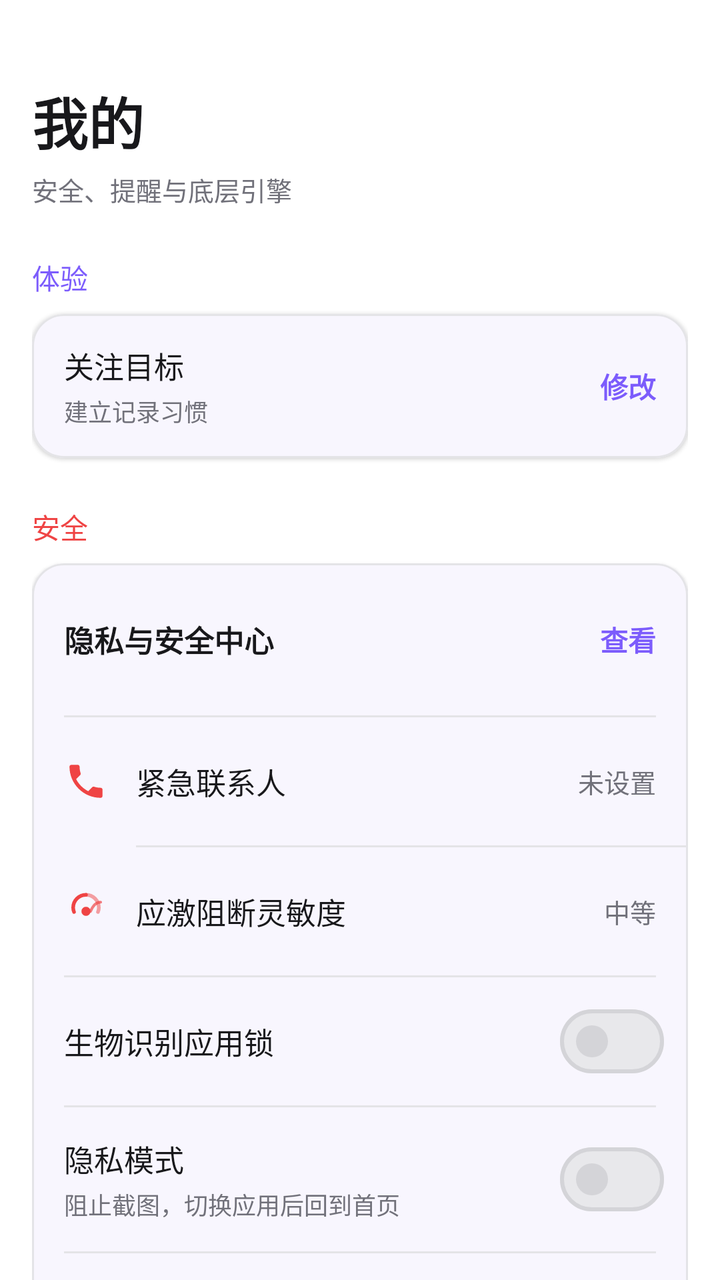
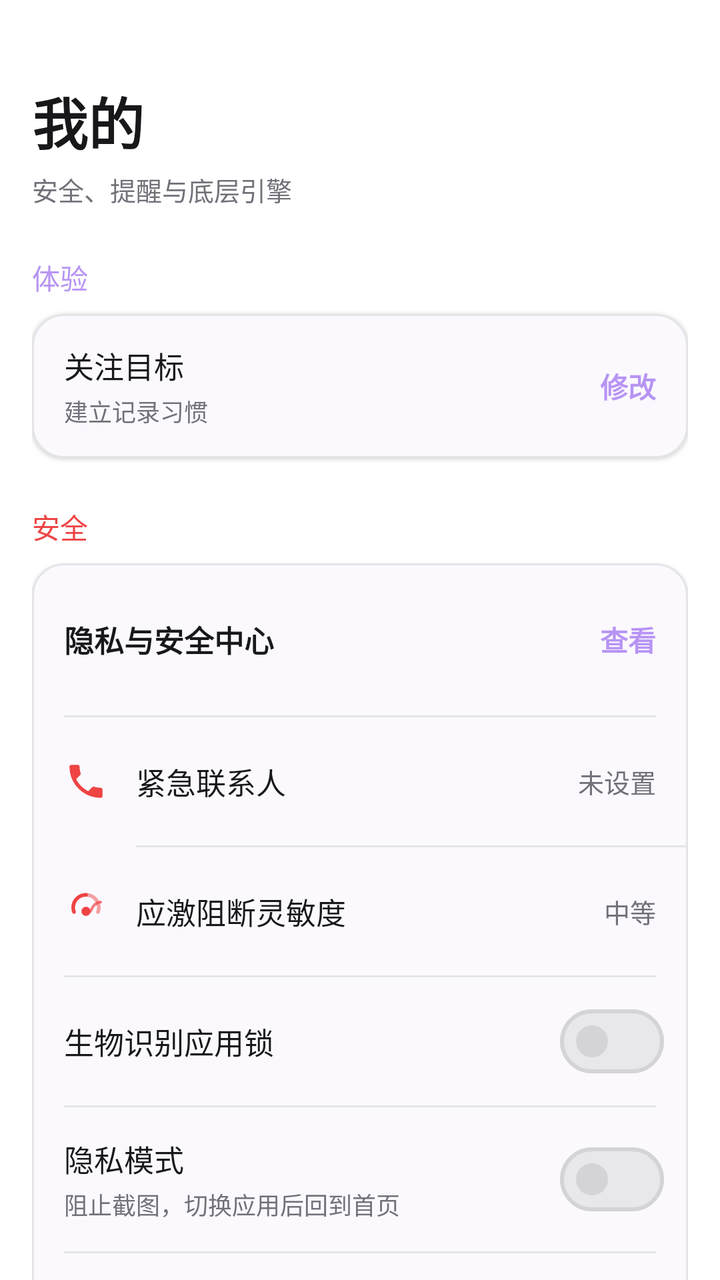

The first picture is an Android layout as it rendered before a commit; the second is the same layout after the commit. The layout source and the unified diff follow.
<!-- AndroidManifest.xml: application theme Theme.EmoScope -->
<!-- res/layout/fragment_settings.xml -->
<?xml version="1.0" encoding="utf-8"?>
<androidx.core.widget.NestedScrollView xmlns:android="http://schemas.android.com/apk/res/android"
    xmlns:app="http://schemas.android.com/apk/res-auto"
    android:layout_width="match_parent"
    android:layout_height="match_parent"
    android:background="?attr/colorSurfaceContainerLowest"
    android:clipToPadding="false"
    android:paddingStart="16dp"
    android:paddingTop="40dp"
    android:paddingEnd="16dp"
    android:paddingBottom="28dp"
    android:scrollbars="none">

    <LinearLayout
        android:layout_width="match_parent"
        android:layout_height="wrap_content"
        android:orientation="vertical">

        <TextView
            android:layout_width="match_parent"
            android:layout_height="wrap_content"
            android:text="我的"
            android:textColor="?attr/colorOnSurface"
            android:textSize="28sp"
            android:textStyle="bold" />

        <TextView
            android:layout_width="match_parent"
            android:layout_height="wrap_content"
            android:layout_marginTop="4dp"
            android:text="安全、提醒与底层引擎"
            android:textColor="?attr/colorOnSurfaceVariant"
            android:textSize="13sp" />

        <TextView
            style="@style/TextAppearance.Material3.LabelLarge"
            android:layout_width="wrap_content"
            android:layout_height="wrap_content"
            android:layout_marginTop="24dp"
            android:text="体验"
            android:textColor="?attr/colorPrimary" />

        <com.google.android.material.card.MaterialCardView
            android:id="@+id/btnFocusGoal"
            android:layout_width="match_parent"
            android:layout_height="wrap_content"
            android:layout_marginTop="8dp"
            android:clickable="true"
            android:focusable="true"
            android:foreground="?attr/selectableItemBackground"
            app:cardBackgroundColor="?attr/colorSurface"
            app:cardElevation="1dp"
            app:shapeAppearance="?attr/shapeAppearanceLargeComponent"
            app:strokeColor="?attr/colorOutlineVariant"
            app:strokeWidth="1dp">

            <LinearLayout
                android:layout_width="match_parent"
                android:layout_height="72dp"
                android:gravity="center_vertical"
                android:orientation="horizontal"
                android:paddingStart="16dp"
                android:paddingEnd="16dp">

                <LinearLayout
                    android:layout_width="0dp"
                    android:layout_height="wrap_content"
                    android:layout_weight="1"
                    android:orientation="vertical">

                    <TextView
                        android:layout_width="wrap_content"
                        android:layout_height="wrap_content"
                        android:text="关注目标"
                        android:textColor="?attr/colorOnSurface"
                        android:textSize="15sp" />

                    <TextView
                        android:id="@+id/tvCurrentGoal"
                        android:layout_width="wrap_content"
                        android:layout_height="wrap_content"
                        android:layout_marginTop="3dp"
                        android:text="建立记录习惯"
                        android:textColor="?attr/colorOnSurfaceVariant"
                        android:textSize="12sp" />
                </LinearLayout>

                <TextView
                    android:layout_width="wrap_content"
                    android:layout_height="wrap_content"
                    android:text="修改"
                    android:textColor="?attr/colorPrimary"
                    android:textSize="14sp"
                    android:textStyle="bold" />
            </LinearLayout>
        </com.google.android.material.card.MaterialCardView>

        <TextView
            style="@style/TextAppearance.Material3.LabelLarge"
            android:layout_width="wrap_content"
            android:layout_height="wrap_content"
            android:layout_marginTop="24dp"
            android:text="安全"
            android:textColor="?attr/colorError" />

        <com.google.android.material.card.MaterialCardView
            android:layout_width="match_parent"
            android:layout_height="wrap_content"
            android:layout_marginTop="8dp"
            app:cardBackgroundColor="?attr/colorSurface"
            app:cardElevation="1dp"
            app:shapeAppearance="?attr/shapeAppearanceLargeComponent"
            app:strokeColor="?attr/colorOutlineVariant"
            app:strokeWidth="1dp">

            <LinearLayout
                android:layout_width="match_parent"
                android:layout_height="wrap_content"
                android:orientation="vertical">

                <LinearLayout
                    android:id="@+id/btnPrivacyCenter"
                    android:layout_width="match_parent"
                    android:layout_height="76dp"
                    android:clickable="true"
                    android:focusable="true"
                    android:foreground="?attr/selectableItemBackground"
                    android:gravity="center_vertical"
                    android:orientation="horizontal"
                    android:paddingStart="16dp"
                    android:paddingEnd="16dp">

                    <TextView
                        android:layout_width="0dp"
                        android:layout_height="wrap_content"
                        android:layout_weight="1"
                        android:text="隐私与安全中心"
                        android:textColor="?attr/colorOnSurface"
                        android:textSize="15sp"
                        android:textStyle="bold" />

                    <TextView
                        android:layout_width="wrap_content"
                        android:layout_height="wrap_content"
                        android:text="查看"
                        android:textColor="?attr/colorPrimary"
                        android:textSize="14sp"
                        android:textStyle="bold" />
                </LinearLayout>

                <View
                    android:layout_width="match_parent"
                    android:layout_height="1dp"
                    android:layout_marginHorizontal="16dp"
                    android:background="?attr/colorOutlineVariant" />

                <LinearLayout
                    android:id="@+id/btnSetContact"
                    android:layout_width="match_parent"
                    android:layout_height="64dp"
                    android:clickable="true"
                    android:focusable="true"
                    android:foreground="?attr/selectableItemBackground"
                    android:gravity="center_vertical"
                    android:orientation="horizontal"
                    android:paddingStart="16dp"
                    android:paddingEnd="16dp">

                    <ImageView
                        android:layout_width="22dp"
                        android:layout_height="22dp"
                        android:contentDescription="紧急联系人"
                        android:src="@drawable/ic_phone"
                        android:tint="?attr/colorError" />

                    <TextView
                        android:layout_width="0dp"
                        android:layout_height="wrap_content"
                        android:layout_marginStart="14dp"
                        android:layout_weight="1"
                        android:text="紧急联系人"
                        android:textColor="?attr/colorOnSurface"
                        android:textSize="15sp" />

                    <TextView
                        android:id="@+id/tvCurrentContact"
                        android:layout_width="wrap_content"
                        android:layout_height="wrap_content"
                        android:ellipsize="middle"
                        android:maxWidth="130dp"
                        android:singleLine="true"
                        android:text="未设置"
                        android:textColor="?attr/colorOnSurfaceVariant"
                        android:textSize="13sp" />
                </LinearLayout>

                <View
                    android:layout_width="match_parent"
                    android:layout_height="1dp"
                    android:layout_marginStart="52dp"
                    android:background="?attr/colorOutlineVariant" />

                <LinearLayout
                    android:id="@+id/btnSetSensitivity"
                    android:layout_width="match_parent"
                    android:layout_height="64dp"
                    android:clickable="true"
                    android:focusable="true"
                    android:foreground="?attr/selectableItemBackground"
                    android:gravity="center_vertical"
                    android:orientation="horizontal"
                    android:paddingStart="16dp"
                    android:paddingEnd="16dp">

                    <ImageView
                        android:layout_width="22dp"
                        android:layout_height="22dp"
                        android:contentDescription="应激阻断灵敏度"
                        android:src="@drawable/ic_notification"
                        android:tint="?attr/colorError" />

                    <TextView
                        android:layout_width="0dp"
                        android:layout_height="wrap_content"
                        android:layout_marginStart="14dp"
                        android:layout_weight="1"
                        android:text="应激阻断灵敏度"
                        android:textColor="?attr/colorOnSurface"
                        android:textSize="15sp" />

                    <TextView
                        android:id="@+id/tvCurrentSensitivity"
                        android:layout_width="wrap_content"
                        android:layout_height="wrap_content"
                        android:text="中等"
                        android:textColor="?attr/colorOnSurfaceVariant"
                        android:textSize="13sp" />
                </LinearLayout>

                <View
                    android:layout_width="match_parent"
                    android:layout_height="1dp"
                    android:layout_marginStart="16dp"
                    android:layout_marginEnd="16dp"
                    android:background="?attr/colorOutlineVariant" />

                <LinearLayout
                    android:layout_width="match_parent"
                    android:layout_height="64dp"
                    android:gravity="center_vertical"
                    android:orientation="horizontal"
                    android:paddingStart="16dp"
                    android:paddingEnd="12dp">

                    <TextView
                        android:layout_width="0dp"
                        android:layout_height="wrap_content"
                        android:layout_weight="1"
                        android:text="生物识别应用锁"
                        android:textColor="?attr/colorOnSurface"
                        android:textSize="15sp" />

                    <com.google.android.material.materialswitch.MaterialSwitch
                        android:id="@+id/switchBiometric"
                        android:layout_width="wrap_content"
                        android:layout_height="wrap_content" />
                </LinearLayout>

                <View
                    android:layout_width="match_parent"
                    android:layout_height="1dp"
                    android:layout_marginHorizontal="16dp"
                    android:background="?attr/colorOutlineVariant" />

                <LinearLayout
                    android:layout_width="match_parent"
                    android:layout_height="72dp"
                    android:gravity="center_vertical"
                    android:orientation="horizontal"
                    android:paddingStart="16dp"
                    android:paddingEnd="12dp">

                    <LinearLayout
                        android:layout_width="0dp"
                        android:layout_height="wrap_content"
                        android:layout_weight="1"
                        android:orientation="vertical">

                        <TextView
                            android:layout_width="wrap_content"
                            android:layout_height="wrap_content"
                            android:text="隐私模式"
                            android:textColor="?attr/colorOnSurface"
                            android:textSize="15sp" />

                        <TextView
                            android:layout_width="wrap_content"
                            android:layout_height="wrap_content"
                            android:layout_marginTop="3dp"
                            android:text="阻止截图，切换应用后回到首页"
                            android:textColor="?attr/colorOnSurfaceVariant"
                            android:textSize="12sp" />
                    </LinearLayout>

                    <com.google.android.material.materialswitch.MaterialSwitch
                        android:id="@+id/switchPrivacy"
                        android:layout_width="wrap_content"
                        android:layout_height="wrap_content" />
                </LinearLayout>

                <View
                    android:layout_width="match_parent"
                    android:layout_height="1dp"
                    android:layout_marginHorizontal="16dp"
                    android:background="?attr/colorOutlineVariant" />

                <LinearLayout
                    android:id="@+id/btnClearLocalData"
                    android:layout_width="match_parent"
                    android:layout_height="68dp"
                    android:clickable="true"
                    android:focusable="true"
                    android:foreground="?attr/selectableItemBackground"
                    android:gravity="center_vertical"
                    android:orientation="horizontal"
                    android:paddingStart="16dp"
                    android:paddingEnd="16dp">

                    <TextView
                        android:layout_width="0dp"
                        android:layout_height="wrap_content"
                        android:layout_weight="1"
                        android:text="清除本机数据"
                        android:textColor="?attr/colorError"
                        android:textSize="15sp"
                        android:textStyle="bold" />

                    <TextView
                        android:layout_width="wrap_content"
                        android:layout_height="wrap_content"
                        android:text="不可恢复"
                        android:textColor="?attr/colorOnSurfaceVariant"
                        android:textSize="12sp" />
                </LinearLayout>
            </LinearLayout>
        </com.google.android.material.card.MaterialCardView>

        <TextView
            style="@style/TextAppearance.Material3.LabelLarge"
            android:layout_width="wrap_content"
            android:layout_height="wrap_content"
            android:layout_marginTop="24dp"
            android:text="交互"
            android:textColor="?attr/colorTertiary" />

        <com.google.android.material.card.MaterialCardView
            android:layout_width="match_parent"
            android:layout_height="wrap_content"
            android:layout_marginTop="8dp"
            app:cardBackgroundColor="?attr/colorSurface"
            app:cardElevation="1dp"
            app:shapeAppearance="?attr/shapeAppearanceLargeComponent"
            app:strokeColor="?attr/colorOutlineVariant"
            app:strokeWidth="1dp">

            <LinearLayout
                android:layout_width="match_parent"
                android:layout_height="wrap_content"
                android:orientation="vertical">

                <LinearLayout
                    android:layout_width="match_parent"
                    android:layout_height="64dp"
                    android:gravity="center_vertical"
                    android:orientation="horizontal"
                    android:paddingStart="16dp"
                    android:paddingEnd="12dp">

                    <TextView
                        android:layout_width="0dp"
                        android:layout_height="wrap_content"
                        android:layout_weight="1"
                        android:text="触觉反馈"
                        android:textColor="?attr/colorOnSurface"
                        android:textSize="15sp" />

                    <com.google.android.material.materialswitch.MaterialSwitch
                        android:id="@+id/switchHaptic"
                        android:layout_width="wrap_content"
                        android:layout_height="wrap_content" />
                </LinearLayout>

                <View
                    android:layout_width="match_parent"
                    android:layout_height="1dp"
                    android:layout_marginHorizontal="16dp"
                    android:background="?attr/colorOutlineVariant" />

                <LinearLayout
                    android:layout_width="match_parent"
                    android:layout_height="64dp"
                    android:gravity="center_vertical"
                    android:orientation="horizontal"
                    android:paddingStart="16dp"
                    android:paddingEnd="12dp">

                    <TextView
                        android:layout_width="0dp"
                        android:layout_height="wrap_content"
                        android:layout_weight="1"
                        android:text="AI 语音播报"
                        android:textColor="?attr/colorOnSurface"
                        android:textSize="15sp" />

                    <com.google.android.material.materialswitch.MaterialSwitch
                        android:id="@+id/switchTts"
                        android:layout_width="wrap_content"
                        android:layout_height="wrap_content" />
                </LinearLayout>

                <View
                    android:layout_width="match_parent"
                    android:layout_height="1dp"
                    android:layout_marginHorizontal="16dp"
                    android:background="?attr/colorOutlineVariant" />

                <LinearLayout
                    android:layout_width="match_parent"
                    android:layout_height="72dp"
                    android:gravity="center_vertical"
                    android:orientation="horizontal"
                    android:paddingStart="16dp"
                    android:paddingEnd="12dp">

                    <LinearLayout
                        android:layout_width="0dp"
                        android:layout_height="wrap_content"
                        android:layout_weight="1"
                        android:orientation="vertical">

                        <TextView
                            android:layout_width="wrap_content"
                            android:layout_height="wrap_content"
                            android:text="语音点击切换"
                            android:textColor="?attr/colorOnSurface"
                            android:textSize="15sp" />

                        <TextView
                            android:layout_width="wrap_content"
                            android:layout_height="wrap_content"
                            android:layout_marginTop="3dp"
                            android:text="点击开始/停止，最多录制 30 秒"
                            android:textColor="?attr/colorOnSurfaceVariant"
                            android:textSize="12sp" />
                    </LinearLayout>

                    <com.google.android.material.materialswitch.MaterialSwitch
                        android:id="@+id/switchVoiceMode"
                        android:layout_width="wrap_content"
                        android:layout_height="wrap_content" />
                </LinearLayout>
            </LinearLayout>
        </com.google.android.material.card.MaterialCardView>

        <TextView
            style="@style/TextAppearance.Material3.LabelLarge"
            android:layout_width="wrap_content"
            android:layout_height="wrap_content"
            android:layout_marginTop="24dp"
            android:text="提醒"
            android:textColor="@color/positive_green" />

        <com.google.android.material.card.MaterialCardView
            android:layout_width="match_parent"
            android:layout_height="wrap_content"
            android:layout_marginTop="8dp"
            app:cardBackgroundColor="?attr/colorSurface"
            app:cardElevation="1dp"
            app:shapeAppearance="?attr/shapeAppearanceLargeComponent"
            app:strokeColor="?attr/colorOutlineVariant"
            app:strokeWidth="1dp">

            <LinearLayout
                android:layout_width="match_parent"
                android:layout_height="wrap_content"
                android:orientation="vertical">

                <LinearLayout
                    android:layout_width="match_parent"
                    android:layout_height="64dp"
                    android:gravity="center_vertical"
                    android:orientation="horizontal"
                    android:paddingStart="16dp"
                    android:paddingEnd="12dp">

                    <TextView
                        android:layout_width="0dp"
                        android:layout_height="wrap_content"
                        android:layout_weight="1"
                        android:text="每日心情提醒"
                        android:textColor="?attr/colorOnSurface"
                        android:textSize="15sp" />

                    <com.google.android.material.materialswitch.MaterialSwitch
                        android:id="@+id/switchNotifyDaily"
                        android:layout_width="wrap_content"
                        android:layout_height="wrap_content" />
                </LinearLayout>

                <View
                    android:layout_width="match_parent"
                    android:layout_height="1dp"
                    android:layout_marginHorizontal="16dp"
                    android:background="?attr/colorOutlineVariant" />

                <LinearLayout
                    android:id="@+id/btnNotifyTime"
                    android:layout_width="match_parent"
                    android:layout_height="64dp"
                    android:clickable="true"
                    android:focusable="true"
                    android:foreground="?attr/selectableItemBackground"
                    android:gravity="center_vertical"
                    android:orientation="horizontal"
                    android:paddingStart="16dp"
                    android:paddingEnd="16dp">

                    <TextView
                        android:layout_width="0dp"
                        android:layout_height="wrap_content"
                        android:layout_weight="1"
                        android:text="提醒时间"
                        android:textColor="?attr/colorOnSurface"
                        android:textSize="15sp" />

                    <TextView
                        android:id="@+id/tvNotifyTime"
                        android:layout_width="wrap_content"
                        android:layout_height="wrap_content"
                        android:text="20:00"
                        android:textColor="?attr/colorOnSurfaceVariant"
                        android:textSize="13sp" />
                </LinearLayout>

                <View
                    android:layout_width="match_parent"
                    android:layout_height="1dp"
                    android:layout_marginHorizontal="16dp"
                    android:background="?attr/colorOutlineVariant" />

                <LinearLayout
                    android:layout_width="match_parent"
                    android:layout_height="64dp"
                    android:gravity="center_vertical"
                    android:orientation="horizontal"
                    android:paddingStart="16dp"
                    android:paddingEnd="12dp">

                    <TextView
                        android:layout_width="0dp"
                        android:layout_height="wrap_content"
                        android:layout_weight="1"
                        android:text="每周情绪报告"
                        android:textColor="?attr/colorOnSurface"
                        android:textSize="15sp" />

                    <com.google.android.material.materialswitch.MaterialSwitch
                        android:id="@+id/switchNotifyWeekly"
                        android:layout_width="wrap_content"
                        android:layout_height="wrap_content" />
                </LinearLayout>
            </LinearLayout>
        </com.google.android.material.card.MaterialCardView>

        <TextView
            style="@style/TextAppearance.Material3.LabelLarge"
            android:layout_width="wrap_content"
            android:layout_height="wrap_content"
            android:layout_marginTop="24dp"
            android:text="引擎"
            android:textColor="?attr/colorPrimary" />

        <com.google.android.material.card.MaterialCardView
            android:id="@+id/btnSetApiKey"
            android:layout_width="match_parent"
            android:layout_height="wrap_content"
            android:layout_marginTop="8dp"
            android:clickable="true"
            android:focusable="true"
            android:foreground="?attr/selectableItemBackground"
            app:cardBackgroundColor="?attr/colorSurface"
            app:cardElevation="1dp"
            app:shapeAppearance="?attr/shapeAppearanceLargeComponent"
            app:strokeColor="?attr/colorOutlineVariant"
            app:strokeWidth="1dp">

            <LinearLayout
                android:layout_width="match_parent"
                android:layout_height="76dp"
                android:gravity="center_vertical"
                android:orientation="horizontal"
                android:paddingStart="16dp"
                android:paddingEnd="16dp">

                <LinearLayout
                    android:layout_width="0dp"
                    android:layout_height="wrap_content"
                    android:layout_weight="1"
                    android:orientation="vertical">

                    <TextView
                        android:layout_width="wrap_content"
                        android:layout_height="wrap_content"
                        android:text="DeepSeek API Key"
                        android:textColor="?attr/colorOnSurface"
                        android:textSize="15sp" />

                    <TextView
                        android:id="@+id/tvCurrentApiKey"
                        android:layout_width="wrap_content"
                        android:layout_height="wrap_content"
                        android:layout_marginTop="3dp"
                        android:ellipsize="middle"
                        android:maxWidth="220dp"
                        android:singleLine="true"
                        android:text="未配置"
                        android:textColor="?attr/colorOnSurfaceVariant"
                        android:textSize="12sp" />
                </LinearLayout>

                <TextView
                    android:layout_width="wrap_content"
                    android:layout_height="wrap_content"
                    android:text="修改"
                    android:textColor="?attr/colorPrimary"
                    android:textSize="14sp"
                    android:textStyle="bold" />
            </LinearLayout>
        </com.google.android.material.card.MaterialCardView>

        <TextView
            android:layout_width="match_parent"
            android:layout_height="wrap_content"
            android:layout_marginTop="28dp"
            android:alpha="0.55"
            android:gravity="center"
            android:paddingBottom="24dp"
            android:text="EmoScope v2.0"
            android:textColor="?attr/colorOnSurfaceVariant"
            android:textSize="12sp" />
    </LinearLayout>
</androidx.core.widget.NestedScrollView>
<!-- resources referenced by this layout -->
<resources>
  <color name="positive_green">#10B981</color>
  <!-- drawable ic_phone (drawable) -->
  <vector xmlns:android="http://schemas.android.com/apk/res/android"
      android:width="24dp" android:height="24dp"
      android:viewportWidth="24" android:viewportHeight="24"
      android:tint="#FFFFFF">
      <path android:fillColor="@android:color/white"
          android:pathData="M6.62,10.79c1.44,2.83 3.76,5.14 6.59,6.59l2.2,-2.2c0.27,-0.27 0.67,-0.36 1.02,-0.24 1.12,0.37 2.33,0.57 3.57,0.57 0.55,0 1,0.45 1,1V20c0,0.55 -0.45,1 -1,1 -9.39,0 -17,-7.61 -17,-17 0,-0.55 0.45,-1 1,-1h3.5c0.55,0 1,0.45 1,1 0,1.25 0.2,2.45 0.57,3.57 0.11,0.35 0.03,0.74 -0.25,1.02l-2.2,2.2z"/>
  </vector>
  <style name="Theme.EmoScope" parent="Base.Theme.EmoScope" />
  <color name="md_theme_light_primary">#7C5CFC</color>
  <color name="md_theme_light_onPrimary">#FFFFFF</color>
  <color name="md_theme_light_primaryContainer">#EDE9FE</color>
  <color name="md_theme_light_onPrimaryContainer">#3B1FA0</color>
  <color name="md_theme_light_secondary">#64748B</color>
  <color name="md_theme_light_onSecondary">#FFFFFF</color>
  <color name="md_theme_light_secondaryContainer">#F1F5F9</color>
  <color name="md_theme_light_onSecondaryContainer">#334155</color>
  <color name="md_theme_light_tertiary">#0EA5E9</color>
  <color name="md_theme_light_onTertiary">#FFFFFF</color>
  <color name="md_theme_light_tertiaryContainer">#E0F2FE</color>
  <color name="md_theme_light_onTertiaryContainer">#0C4A6E</color>
  <color name="md_theme_light_error">#EF4444</color>
  <color name="md_theme_light_onError">#FFFFFF</color>
  <color name="md_theme_light_errorContainer">#FEE2E2</color>
  <color name="md_theme_light_onErrorContainer">#991B1B</color>
  <color name="md_theme_light_background">#FAFAFA</color>
  <color name="md_theme_light_onBackground">#18181B</color>
  <color name="md_theme_light_surface">#FFFFFF</color>
  <color name="md_theme_light_onSurface">#18181B</color>
  <color name="md_theme_light_surfaceVariant">#F4F4F5</color>
  <color name="md_theme_light_onSurfaceVariant">#71717A</color>
  <color name="md_theme_light_surfaceContainerLowest">#FFFFFF</color>
  <color name="md_theme_light_surfaceContainerLow">#F8F8FA</color>
  <color name="md_theme_light_surfaceContainer">#F4F4F5</color>
  <color name="md_theme_light_surfaceContainerHigh">#EEEEF0</color>
  <color name="md_theme_light_surfaceContainerHighest">#E8E8EB</color>
  <color name="md_theme_light_outline">#D4D4D8</color>
  <color name="md_theme_light_outlineVariant">#E4E4E7</color>
  <color name="md_theme_light_inverseSurface">#18181B</color>
  <color name="md_theme_light_inverseOnSurface">#FAFAFA</color>
  <color name="md_theme_light_inversePrimary">#A78BFA</color>
  <style name="ShapeAppearance.EmoScope.Small" parent="ShapeAppearance.Material3.SmallComponent">
          <item name="cornerFamily">rounded</item>
          <item name="cornerSize">8dp</item>
      </style>
  <style name="ShapeAppearance.EmoScope.Medium" parent="ShapeAppearance.Material3.MediumComponent">
          <item name="cornerFamily">rounded</item>
          <item name="cornerSize">12dp</item>
      </style>
  <style name="ShapeAppearance.EmoScope.Large" parent="ShapeAppearance.Material3.LargeComponent">
          <item name="cornerFamily">rounded</item>
          <item name="cornerSize">16dp</item>
      </style>
  <style name="Widget.EmoScope.BottomNav" parent="Widget.Material3.BottomNavigationView">
          <item name="materialThemeOverlay">@style/ThemeOverlay.EmoScope.BottomNav</item>
      </style>
  <style name="ThemeOverlay.EmoScope.BottomNav" parent="">
          <item name="colorSurface">@color/md_theme_light_surface</item>
          <item name="android:elevation">0dp</item>
      </style>
</resources>

<!-- the commit's change to res/layout/fragment_settings.xml (unified diff, before → after) -->
@@ -8,7 +8,7 @@
     android:paddingStart="16dp"
     android:paddingTop="40dp"
     android:paddingEnd="16dp"
-    android:paddingBottom="28dp"
+    android:paddingBottom="80dp"
     android:scrollbars="none">
 
     <LinearLayout
<!-- resource entries referenced after the edit -->
@@ -10,10 +10,10 @@
           android:pathData="M6.62,10.79c1.44,2.83 3.76,5.14 6.59,6.59l2.2,-2.2c0.27,-0.27 0.67,-0.36 1.02,-0.24 1.12,0.37 2.33,0.57 3.57,0.57 0.55,0 1,0.45 1,1V20c0,0.55 -0.45,1 -1,1 -9.39,0 -17,-7.61 -17,-17 0,-0.55 0.45,-1 1,-1h3.5c0.55,0 1,0.45 1,1 0,1.25 0.2,2.45 0.57,3.57 0.11,0.35 0.03,0.74 -0.25,1.02l-2.2,2.2z"/>
   </vector>
   <style name="Theme.EmoScope" parent="Base.Theme.EmoScope" />
-  <color name="md_theme_light_primary">#7C5CFC</color>
+  <color name="md_theme_light_primary">#B794F4</color>
   <color name="md_theme_light_onPrimary">#FFFFFF</color>
-  <color name="md_theme_light_primaryContainer">#EDE9FE</color>
-  <color name="md_theme_light_onPrimaryContainer">#3B1FA0</color>
+  <color name="md_theme_light_primaryContainer">#F3F0FF</color>
+  <color name="md_theme_light_onPrimaryContainer">#5B21B6</color>
   <color name="md_theme_light_secondary">#64748B</color>
   <color name="md_theme_light_onSecondary">#FFFFFF</color>
   <color name="md_theme_light_secondaryContainer">#F1F5F9</color>
@@ -41,7 +41,7 @@
   <color name="md_theme_light_outlineVariant">#E4E4E7</color>
   <color name="md_theme_light_inverseSurface">#18181B</color>
   <color name="md_theme_light_inverseOnSurface">#FAFAFA</color>
-  <color name="md_theme_light_inversePrimary">#A78BFA</color>
+  <color name="md_theme_light_inversePrimary">#C4B5FD</color>
   <style name="ShapeAppearance.EmoScope.Small" parent="ShapeAppearance.Material3.SmallComponent">
           <item name="cornerFamily">rounded</item>
           <item name="cornerSize">8dp</item>
